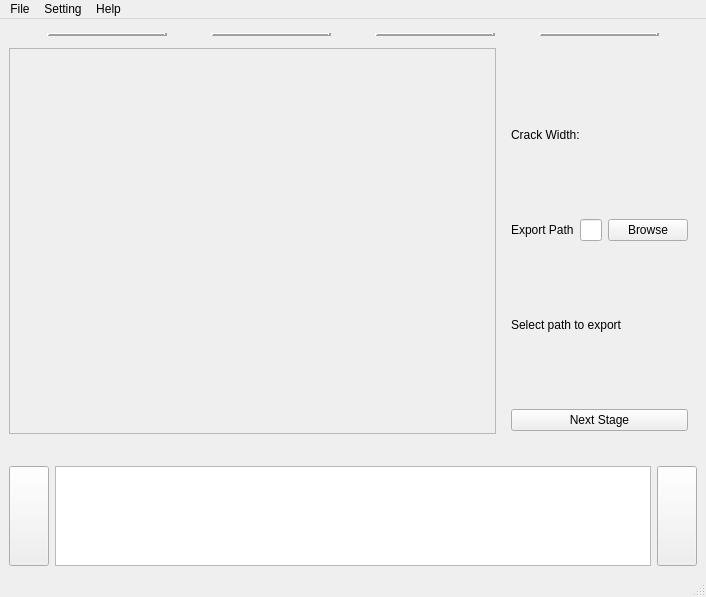
The window that src/resources/ui/main.ui (TUD-IMB/Crackpot) describes before a commit, drawn with Qt 5.
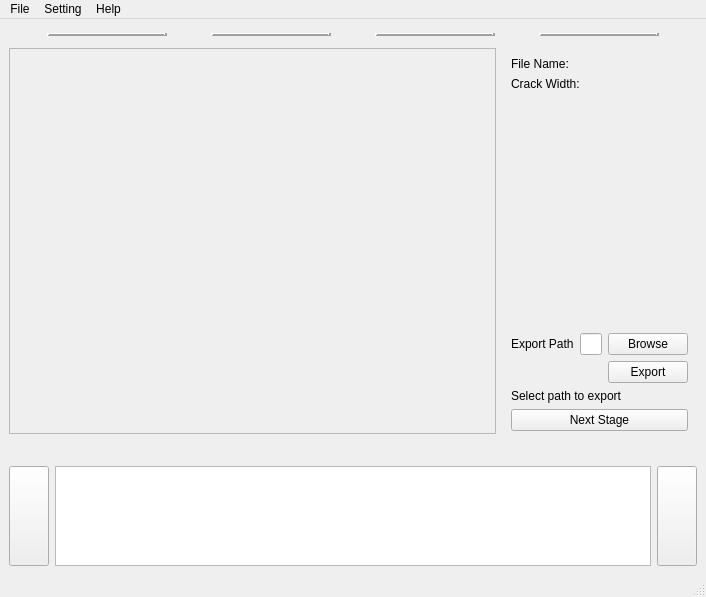
The same window after the commit. Icons and pictures are not drawn.

Commit message: Add csv file export.

```diff
--- a/src/resources/ui/main.ui
+++ b/src/resources/ui/main.ui
@@ -885,6 +885,24 @@
              <layout class="QVBoxLayout" name="verticalLayout_11">
               <item>
                <layout class="QVBoxLayout" name="verticalLayout_10">
+                <item>
+                 <layout class="QHBoxLayout" name="horizontalLayout_16">
+                  <item>
+                   <widget class="QLabel" name="label_12">
+                    <property name="text">
+                     <string>File Name:</string>
+                    </property>
+                   </widget>
+                  </item>
+                  <item>
+                   <widget class="QLabel" name="fileNameLabel">
+                    <property name="text">
+                     <string/>
+                    </property>
+                   </widget>
+                  </item>
+                 </layout>
+                </item>
                 <item>
                  <layout class="QHBoxLayout" name="horizontalLayout_15">
                   <item>
@@ -903,6 +921,19 @@
                   </item>
                  </layout>
                 </item>
+                <item>
+                 <spacer name="verticalSpacer_3">
+                  <property name="orientation">
+                   <enum>Qt::Vertical</enum>
+                  </property>
+                  <property name="sizeHint" stdset="0">
+                   <size>
+                    <width>20</width>
+                    <height>40</height>
+                   </size>
+                  </property>
+                 </spacer>
+                </item>
                 <item>
                  <layout class="QHBoxLayout" name="horizontalLayout_10">
                   <item>
@@ -924,6 +955,30 @@
                   </item>
                  </layout>
                 </item>
+                <item>
+                 <layout class="QHBoxLayout" name="horizontalLayout_18">
+                  <item>
+                   <spacer name="horizontalSpacer_6">
+                    <property name="orientation">
+                     <enum>Qt::Horizontal</enum>
+                    </property>
+                    <property name="sizeHint" stdset="0">
+                     <size>
+                      <width>40</width>
+                      <height>20</height>
+                     </size>
+                    </property>
+                   </spacer>
+                  </item>
+                  <item>
+                   <widget class="QPushButton" name="exportButton">
+                    <property name="text">
+                     <string>Export</string>
+                    </property>
+                   </widget>
+                  </item>
+                 </layout>
+                </item>
                 <item>
                  <widget class="QLabel" name="label_5">
                   <property name="text">
```
Left out of the diff: 4 changed lines with no effect on the pictures. The commit also changes 2 other files.
